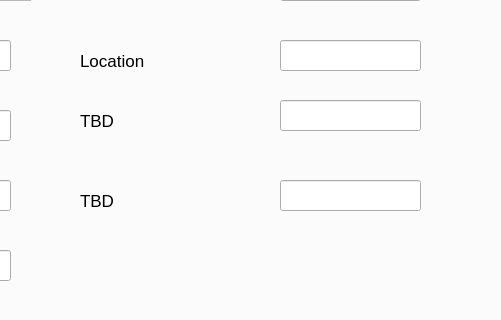
This is ValetTracker.ui in Jcstegall/Service-Worker-Shift-tracker as Qt 5 draws it before an edit; both pictures show x 362 to 863 and y 257 to 577 of the 1006 by 780 pixel window. The edited form follows.
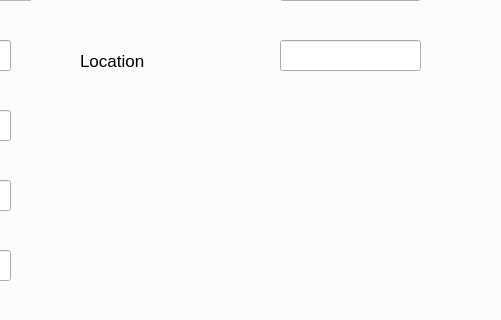
This is the edited form. The open tabs and pages were chosen to show the change.

```diff
--- a/ValetTracker.ui
+++ b/ValetTracker.ui
@@ -311,52 +311,6 @@
        </rect>
       </property>
      </widget>
-     <widget class="QLabel" name="label_9">
-      <property name="geometry">
-       <rect>
-        <x>440</x>
-        <y>300</y>
-        <width>191</width>
-        <height>41</height>
-       </rect>
-      </property>
-      <property name="text">
-       <string>TBD</string>
-      </property>
-     </widget>
-     <widget class="QLineEdit" name="lineEdit_TBD_1">
-      <property name="geometry">
-       <rect>
-        <x>640</x>
-        <y>300</y>
-        <width>141</width>
-        <height>31</height>
-       </rect>
-      </property>
-     </widget>
-     <widget class="QLabel" name="label_10">
-      <property name="geometry">
-       <rect>
-        <x>440</x>
-        <y>380</y>
-        <width>191</width>
-        <height>41</height>
-       </rect>
-      </property>
-      <property name="text">
-       <string>TBD</string>
-      </property>
-     </widget>
-     <widget class="QLineEdit" name="lineEdit_TBD_2">
-      <property name="geometry">
-       <rect>
-        <x>640</x>
-        <y>380</y>
-        <width>141</width>
-        <height>31</height>
-       </rect>
-      </property>
-     </widget>
      <widget class="QLabel" name="label_41">
       <property name="geometry">
        <rect>
```
Left out of the diff: 48 changed lines with no effect on the pictures.
